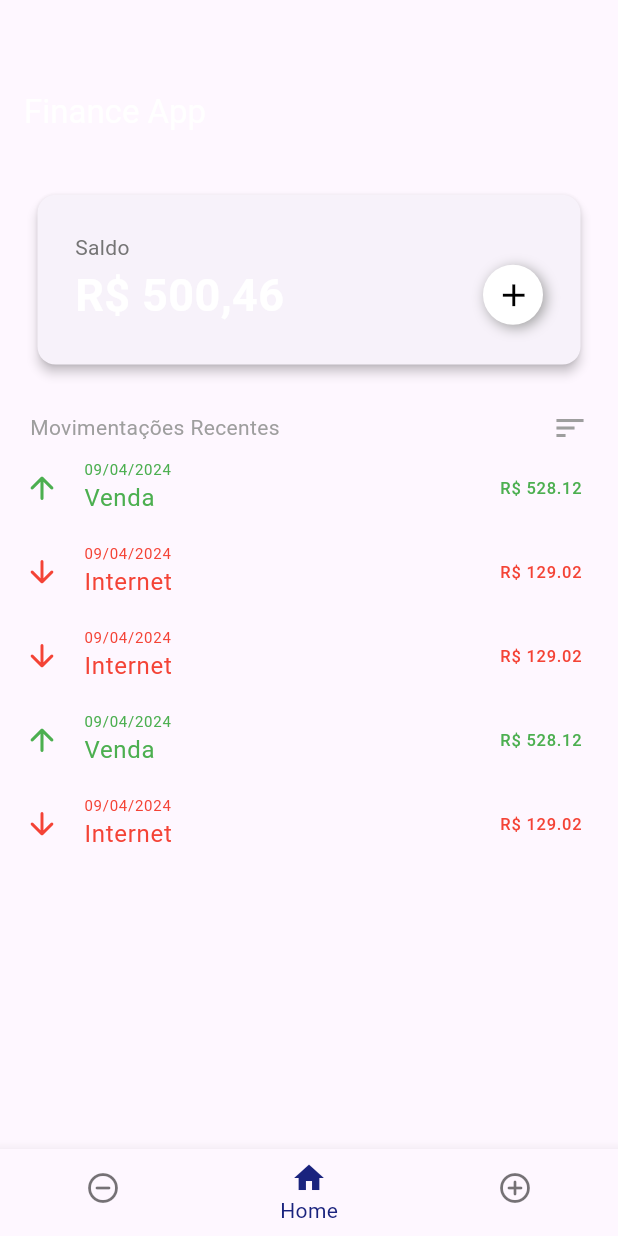
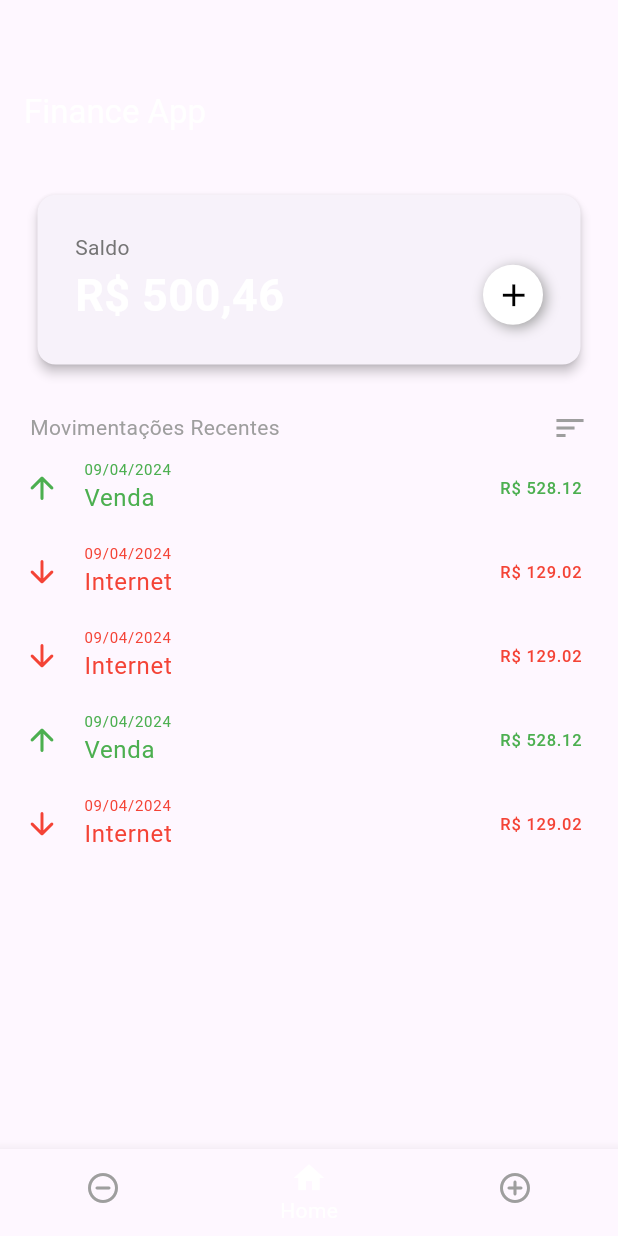
Before and after one commit to Leandro208/app_finance_flutter, a Flutter app: the screen it shows after launch, on a phone screen of 412 x 824 dp. Run offline on Flutter 3.47's test engine with Material 3 defaults, Android fonts, the phone set to English and light mode, and no system bars; our stand-ins replace shared_preferences; statements that could not run were skipped.

Commit message:
ajustes cor navbar

```diff
--- a/lib/modules/home/inicial_page.dart
+++ b/lib/modules/home/inicial_page.dart
@@ -1,8 +1,7 @@
+import 'package:app_finance_flutter/modules/home/home_page.dart';
 import 'package:app_finance_flutter/modules/resumos/despesa.dart';
-import 'package:app_finance_flutter/modules/home/home_page.dart';
 import 'package:app_finance_flutter/modules/resumos/receitas.dart';
 import 'package:app_finance_flutter/utils/app_colors.dart';
-import 'package:flutter/cupertino.dart';
 import 'package:flutter/material.dart';
 
 class InicialPage extends StatefulWidget {
@@ -13,7 +12,6 @@ class InicialPage extends StatefulWidget {
 }
 
 class _InicialPageState extends State<InicialPage> {
-
   int _selectedIndex = 1;
   bool _showLabels = true;
 
@@ -35,9 +33,12 @@ class _InicialPageState extends State<InicialPage> {
     return Scaffold(
       body: _pages[_selectedIndex],
       bottomNavigationBar: BottomNavigationBar(
-        showSelectedLabels: _showLabels, // Mostra o rótulo apenas do item selecionado
+        backgroundColor: AppColors.background,
+
+        showSelectedLabels:
+            _showLabels, // Mostra o rótulo apenas do item selecionado
         showUnselectedLabels: false,
-        items: [
+        items: const [
           BottomNavigationBarItem(
             icon: Icon(Icons.remove_circle_outline_rounded),
             label: 'Despesas',
@@ -52,7 +53,8 @@ class _InicialPageState extends State<InicialPage> {
           ),
         ],
         currentIndex: _selectedIndex,
-        selectedItemColor: AppColors.secondaryColor,
+        selectedItemColor: Colors.white,
+        unselectedItemColor: Colors.grey,
         onTap: _onItemTapped,
       ),
     );
```
